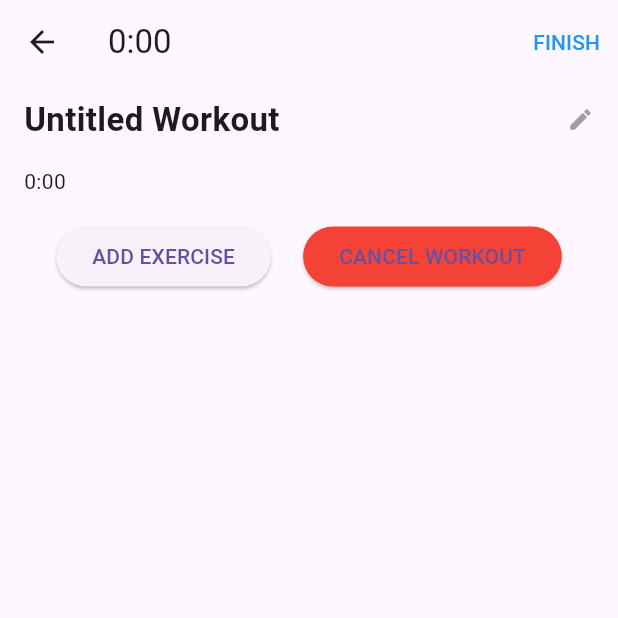
After one commit to amarjithp/liftsync, a Flutter app: the WorkoutTrackingPage screen opened directly, on a phone screen of 412 x 824 dp, the top half of it. The commit adds this screen. Run offline on Flutter 3.47's test engine with Material 3 defaults, Android fonts, the phone set to English and light mode, and no system bars; our stand-ins replace cloud_firestore, firebase_auth, firebase_core, google_fonts; accounts and stored records are empty.

Commit message:
workout tracking page added

```diff
--- /dev/null
+++ b/lib/pages/workout_tracking_page.dart
@@ -0,0 +1,259 @@
+import 'package:flutter/material.dart';
+import 'add_exercises_page.dart';
+import 'package:firebase_auth/firebase_auth.dart';
+import 'package:cloud_firestore/cloud_firestore.dart';
+
+class WorkoutTrackingPage extends StatefulWidget {
+  const WorkoutTrackingPage({Key? key}) : super(key: key);
+
+  @override
+  _WorkoutTrackingPageState createState() => _WorkoutTrackingPageState();
+}
+
+class _WorkoutTrackingPageState extends State<WorkoutTrackingPage> {
+  List<Map<String, dynamic>> exercises = []; // Stores selected exercises
+  bool isMinimized = false;
+  DateTime startTime = DateTime.now();
+  Duration elapsedTime = Duration.zero;
+  late final Stopwatch stopwatch;
+  late final User? user;
+  TextEditingController _workoutTitleController = TextEditingController(text: "Untitled Workout");
+
+  @override
+  void initState() {
+    super.initState();
+    stopwatch = Stopwatch()..start();
+    user = FirebaseAuth.instance.currentUser;
+    _startTimer();
+  }
+
+  void _startTimer() {
+    Future.delayed(Duration(seconds: 1), () {
+      if (mounted) {
+        setState(() {
+          elapsedTime = stopwatch.elapsed;
+        });
+        _startTimer();
+      }
+    });
+  }
+
+  // 🚀 Handle Add Exercise Button Click
+  Future<void> _navigateToAddExercises() async {
+    final selectedExerciseNames = await Navigator.push(
+      context,
+      MaterialPageRoute(builder: (context) => AddExercisesPage()),
+    );
+
+    if (selectedExerciseNames != null) {
+      setState(() {
+        for (String name in selectedExerciseNames) {
+          if (!exercises.any((e) => e['name'] == name)) {
+            exercises.add({
+              'name': name,
+              'sets': [],
+            });
+          }
+        }
+      });
+    }
+  }
+
+  // 🚀 Add a New Set to an Exercise
+  void _addSet(int index) {
+    setState(() {
+      exercises[index]['sets'].add({
+        'kg': '',
+        'reps': '',
+        'timer': 120, // Default rest time
+        'previous': '',
+        'completed': false,
+      });
+    });
+  }
+
+  // 🚀 Toggle Set Completion & Start Timer for Next Set
+  void _toggleSetCompletion(int exerciseIndex, int setIndex) {
+    setState(() {
+      exercises[exerciseIndex]['sets'][setIndex]['completed'] = true;
+
+      if (setIndex + 1 < exercises[exerciseIndex]['sets'].length) {
+        Future.delayed(
+          Duration(seconds: exercises[exerciseIndex]['sets'][setIndex]['timer']),
+              () {
+            setState(() {
+              exercises[exerciseIndex]['sets'][setIndex + 1]['completed'] = false;
+            });
+          },
+        );
+      }
+    });
+  }
+
+  // 🚀 Cancel Workout
+  void _cancelWorkout() {
+    Navigator.pop(context);
+  }
+
+  // 🚀 Save Workout to Firestore
+  void _finishWorkout() async {
+    if (user == null) return;
+    FirebaseFirestore.instance.collection('users').doc(user!.uid).collection('workouts').add({
+      'workoutName': _workoutTitleController.text.trim(),
+      'startTime': startTime,
+      'duration': stopwatch.elapsed.inSeconds,
+      'exercises': exercises,
+    });
+    Navigator.pop(context);
+  }
+
+  @override
+  Widget build(BuildContext context) {
+    return Scaffold(
+      appBar: AppBar(
+        title: Text(
+          '${elapsedTime.inMinutes}:${(elapsedTime.inSeconds % 60).toString().padLeft(2, '0')}',
+        ),
+        actions: [
+          TextButton(
+            onPressed: _finishWorkout,
+            child: Text("FINISH", style: TextStyle(color: Colors.blue)),
+          ),
+        ],
+      ),
+      body: Column(
+        crossAxisAlignment: CrossAxisAlignment.start,
+        children: [
+          // Workout Title (Editable)
+          Padding(
+            padding: EdgeInsets.symmetric(horizontal: 16, vertical: 8),
+            child: GestureDetector(
+              onTap: () {
+                showDialog(
+                  context: context,
+                  builder: (context) {
+                    return AlertDialog(
+                      title: Text("Edit Workout Name"),
+                      content: TextField(
+                        controller: _workoutTitleController,
+                        autofocus: true,
+                        decoration: InputDecoration(hintText: "Enter workout name"),
+                      ),
+                      actions: [
+                        TextButton(
+                          onPressed: () => Navigator.pop(context),
+                          child: Text("CANCEL"),
+                        ),
+                        TextButton(
+                          onPressed: () {
+                            setState(() {});
+                            Navigator.pop(context);
+                          },
+                          child: Text("SAVE"),
+                        ),
+                      ],
+                    );
+                  },
+                );
+              },
+              child: Row(
+                children: [
+                  Expanded(
+                    child: Text(
+                      _workoutTitleController.text,
+                      style: TextStyle(fontSize: 22, fontWeight: FontWeight.bold),
+                    ),
+                  ),
+                  Icon(Icons.edit, size: 18, color: Colors.grey),
+                ],
+              ),
+            ),
+          ),
+
+          SizedBox(height: 8),
+          Padding(
+            padding: EdgeInsets.symmetric(horizontal: 16),
+            child: Text('${elapsedTime.inMinutes}:${(elapsedTime.inSeconds % 60).toString().padLeft(2, '0')}'),
+          ),
+
+          // Buttons
+          Padding(
+            padding: EdgeInsets.all(16.0),
+            child: Row(
+              mainAxisAlignment: MainAxisAlignment.spaceEvenly,
+              children: [
+                ElevatedButton(
+                  onPressed: _navigateToAddExercises,
+                  child: Text("ADD EXERCISE"),
+                ),
+                ElevatedButton(
+                  onPressed: _cancelWorkout,
+                  style: ElevatedButton.styleFrom(backgroundColor: Colors.red),
+                  child: Text("CANCEL WORKOUT"),
+                ),
+              ],
+            ),
+          ),
+
+          // Exercise List
+          Expanded(
+            child: ListView.builder(
+              itemCount: exercises.length,
+              itemBuilder: (context, exerciseIndex) {
+                final exercise = exercises[exerciseIndex];
+
+                return Card(
+                  margin: EdgeInsets.all(12),
+                  child: Padding(
+                    padding: EdgeInsets.all(8),
+                    child: Column(
+                      crossAxisAlignment: CrossAxisAlignment.start,
+                      children: [
+                        Text(exercise['name'], style: TextStyle(fontSize: 18, fontWeight: FontWeight.bold)),
+                        ...exercise['sets'].asMap().entries.map((entry) {
+                          final setIndex = entry.key;
+                          final set = entry.value;
+
+                          return Row(
+                            mainAxisAlignment: MainAxisAlignment.spaceBetween,
+                            children: [
+                              Text("Set ${setIndex + 1}"),
+                              SizedBox(width: 10),
+                              Expanded(
+                                child: TextField(
+                                  decoration: InputDecoration(labelText: "Kg"),
+                                  keyboardType: TextInputType.number,
+                                  onChanged: (value) => set['kg'] = value,
+                                ),
+                              ),
+                              SizedBox(width: 10),
+                              Expanded(
+                                child: TextField(
+                                  decoration: InputDecoration(labelText: "Reps"),
+                                  keyboardType: TextInputType.number,
+                                  onChanged: (value) => set['reps'] = value,
+                                ),
+                              ),
+                              IconButton(
+                                icon: Icon(set['completed'] ? Icons.check_circle : Icons.check_box_outline_blank),
+                                onPressed: () => _toggleSetCompletion(exerciseIndex, setIndex),
+                              ),
+                            ],
+                          );
+                        }).toList(),
+                        TextButton(
+                          onPressed: () => _addSet(exerciseIndex),
+                          child: Text("ADD SET"),
+                        ),
+                      ],
+                    ),
+                  ),
+                );
+              },
+            ),
+          ),
+        ],
+      ),
+    );
+  }
+}
```
Also changed, not shown: lib/pages/home_page.dart (+7 -3 lines).
